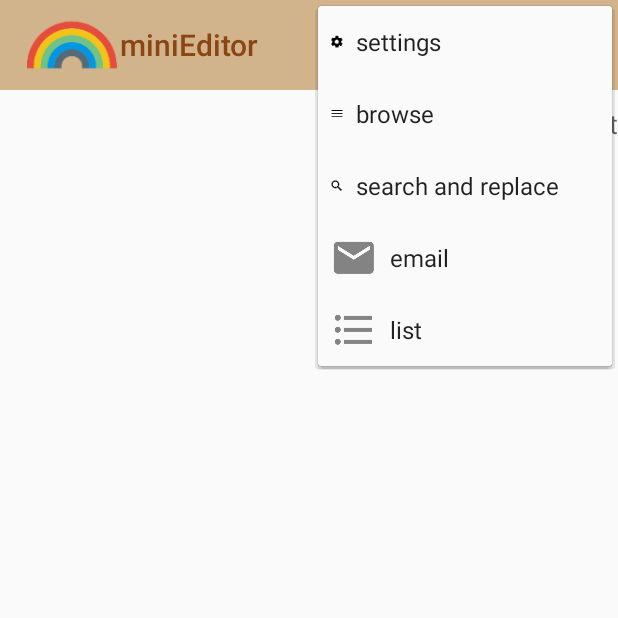
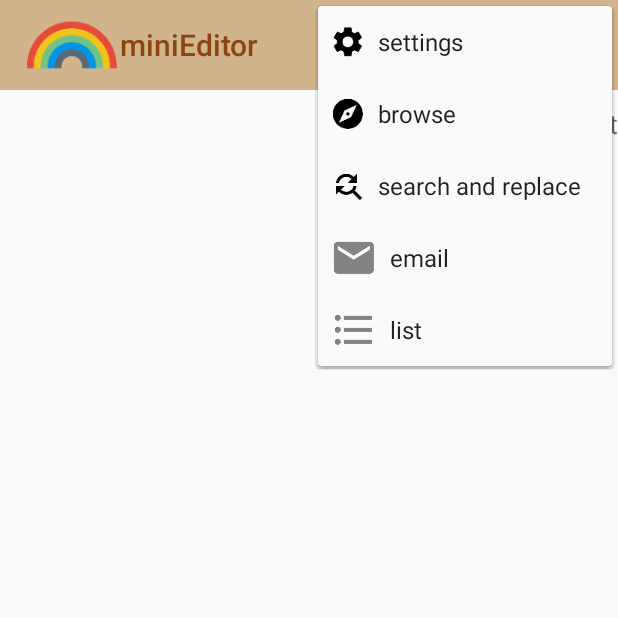
Before and after one commit to chen-assert/Mini_editor_android, an Android app: the screen it shows after launch (miniEditor), with the options menu open, on a phone screen of 412 x 824 dp, the top half of it. Run offline under Robolectric (Android 15) with nearby library versions, the phone set to English and light mode, and no system bars.

Commit message:
change some pictures of icons

```diff
--- a/app/src/main/res/menu/main_activity_actions.xml
+++ b/app/src/main/res/menu/main_activity_actions.xml
@@ -10,17 +10,17 @@
     <item
             android:id="@+id/action_settings"
             android:title="@string/action_settings"
-            android:icon="@drawable/ic_settings_black_24dp"
+            android:icon="@drawable/baseline_settings_black_48dp"
             app:showAsAction="collapseActionView"/>
     <item
             android:id="@+id/action_browse"
             android:title="browse"
-            android:icon="@drawable/ic_menu_black_24dp"
+            android:icon="@drawable/baseline_explore_black_48dp"
             app:showAsAction="collapseActionView"/>
     <item
             android:id="@+id/action_search_replace"
             android:title="search and replace"
-            android:icon="@drawable/ic_search_black_24dp"
+            android:icon="@drawable/baseline_find_replace_black_48dp"
             app:showAsAction="collapseActionView"/>
 
     <item
```
Also changed, not shown: app/src/main/res/drawable-xxxhdpi/baseline_explore_black_48dp.png (added), app/src/main/res/drawable-xxxhdpi/baseline_find_replace_black_48dp.png (added), app/src/main/res/drawable-xxxhdpi/baseline_highlight_black_48dp.png (added), app/src/main/res/drawable-xxxhdpi/baseline_settings_black_48dp.png (added).
